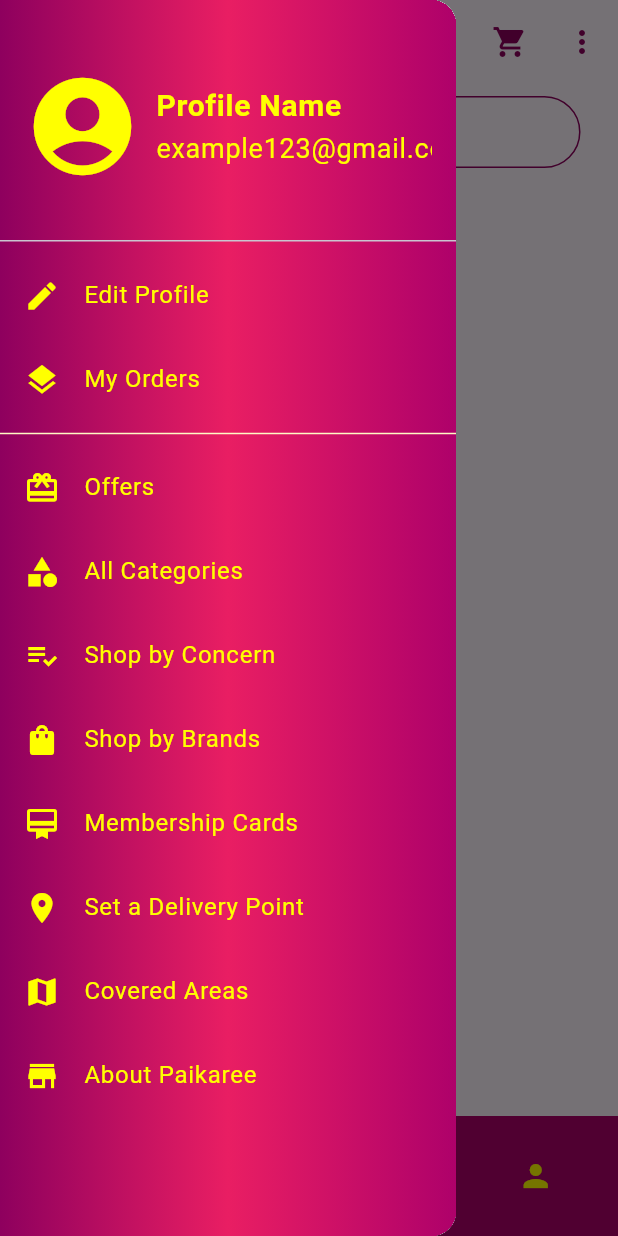
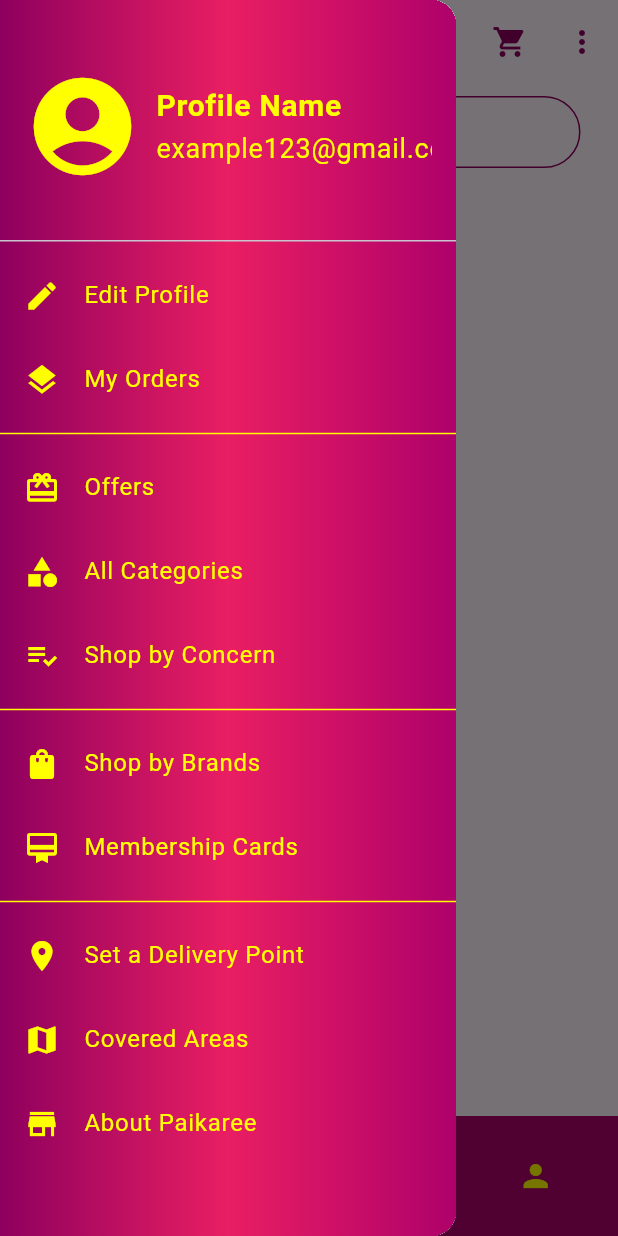
Before and after one commit to prothesbarai/Flutter-New-E-Commerce-Application, a Flutter app: the screen it shows after launch, after a tap on the "menu" icon, on a phone screen of 412 x 824 dp. Run offline on Flutter 3.47's test engine with Material 3 defaults, Android fonts, the phone set to English and light mode, and no system bars; our stand-ins replace hive; accounts and stored records are empty.

Commit message:
v1.1.1.0

```diff
--- a/lib/main.dart
+++ b/lib/main.dart
@@ -2,8 +2,14 @@ import 'package:flutter/material.dart';
 import 'package:AppStore/pages/EditProfilePage.dart';
 import 'package:AppStore/utils/AppColor.dart';
 import 'package:AppStore/utils/AppString.dart';
+import 'package:hive/hive.dart';
+import 'package:path_provider/path_provider.dart';
 
-void main(){
+void main() async{
+  WidgetsFlutterBinding.ensureInitialized(); // Hive.init Crushed Purpose
+  final dir = await getApplicationSupportDirectory(); // path provider give a local storage path
+  Hive.init(dir.path); // This Location Store Data
+  await Hive.openBox('localStorage'); // local storage Database name
   runApp(const MyApp());
 }
 
@@ -162,15 +168,18 @@ class _MyHomePageState extends State<MyHomePage> {
 
               _buildDrawerItem(Icons.edit, 'Edit Profile', context, EditProfilePage()),
               _buildDrawerItem(Icons.layers, 'My Orders', context,EditProfilePage()),
-              Divider(color: Colors.yellow.shade100),
+              Divider(color: AppColor.yellowAccent),
               _buildDrawerItem(Icons.card_giftcard, 'Offers', context,EditProfilePage()),
               _buildDrawerItem(Icons.category, 'All Categories', context,EditProfilePage()),
               _buildDrawerItem(Icons.playlist_add_check, 'Shop by Concern', context,EditProfilePage()),
+              Divider(color: AppColor.yellowAccent,),
               _buildDrawerItem(Icons.shopping_bag, 'Shop by Brands', context,EditProfilePage()),
               _buildDrawerItem(Icons.card_membership, 'Membership Cards', context,EditProfilePage()),
+              Divider(color: AppColor.yellowAccent,),
               _buildDrawerItem(Icons.location_on, 'Set a Delivery Point', context,EditProfilePage()),
               _buildDrawerItem(Icons.map, 'Covered Areas', context,EditProfilePage()),
               _buildDrawerItem(Icons.store, 'About Paikaree', context,EditProfilePage()),
+
 
             ],
           ),
--- a/pubspec.yaml
+++ b/pubspec.yaml
@@ -34,6 +34,9 @@ dependencies:
   # The following adds the Cupertino Icons font to your application.
   # Use with the CupertinoIcons class for iOS style icons.
   cupertino_icons: ^1.0.8
+  hive: ^2.2.3
+  hive_flutter: ^1.1.0
+  path_provider: ^2.1.5
 
 dev_dependencies:
   flutter_test:
```
Also changed, not shown: lib/pages/CartPage.dart (added), pubspec.lock, 1 other file.
